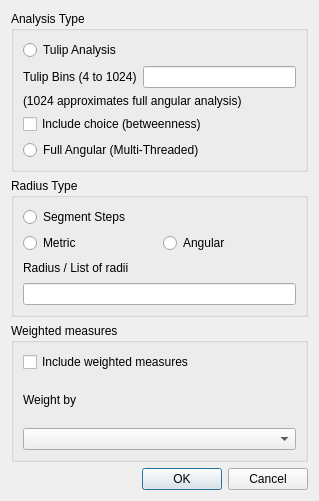
Old version of the form depthmapX/UI/SegmentAnalysisDlg.ui in the repository SpaceGroupUCL/depthmapX.
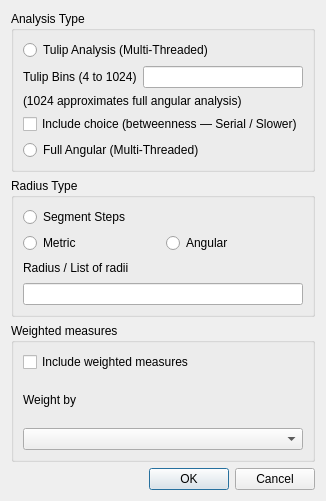
New version of the form.

Commit message: Multithread Tulip Analysis

```diff
--- a/depthmapX/UI/SegmentAnalysisDlg.ui
+++ b/depthmapX/UI/SegmentAnalysisDlg.ui
@@ -23,7 +23,7 @@
       <item>
        <widget class="QRadioButton" name="c_analysis_type">
         <property name="text">
-         <string>Tulip Analysis</string>
+         <string>Tulip Analysis (Multi-Threaded)</string>
         </property>
        </widget>
       </item>
@@ -58,7 +58,7 @@
       <item>
        <widget class="QCheckBox" name="c_choice">
         <property name="text">
-         <string>Include choice (betweenness)</string>
+         <string>Include choice (betweenness — Serial / Slower)</string>
         </property>
        </widget>
       </item>
```
The commit also changes 3 other files.
